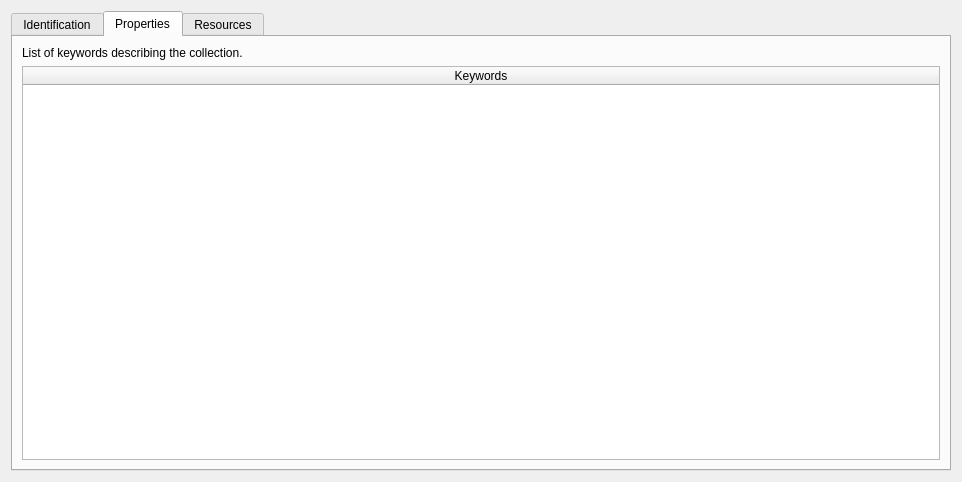
hotosm/qgis-templates-and-symbology-plugin, file src/qgis_templates_symbology/ui/template_dialog.ui: the form before one commit.
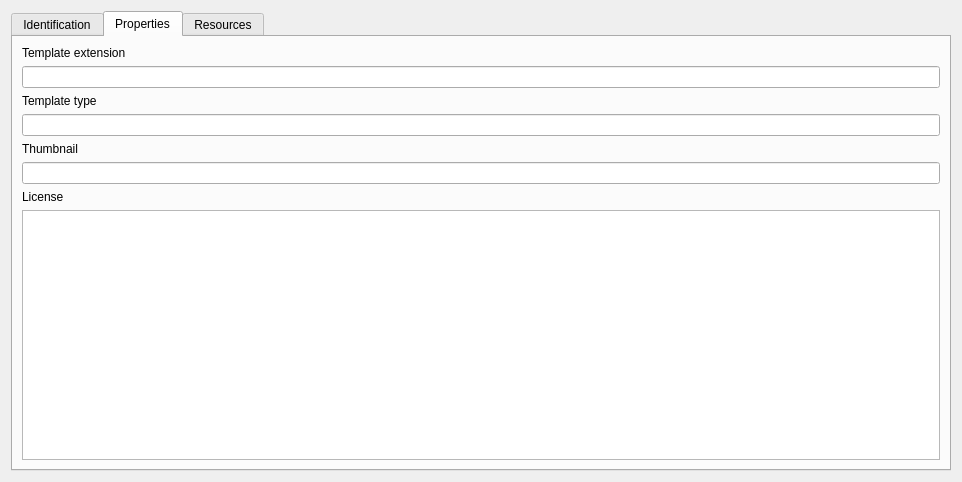
The form after the commit. The open tabs and pages were chosen to show the change. Icons and pictures are not drawn. Custom widgets are drawn as their Qt base class.

Commit message: fixes for loading template dialog, initializing profile details, relocation of the resources

Patch:
```diff
--- a/src/qgis_templates_symbology/ui/template_dialog.ui
+++ b/src/qgis_templates_symbology/ui/template_dialog.ui
@@ -50,23 +50,6 @@
              </property>
             </widget>
            </item>
-           <item row="0" column="0">
-            <widget class="QLabel" name="name_la">
-             <property name="toolTip">
-              <string>Identifier for the collection that is unique across the provider.</string>
-             </property>
-             <property name="text">
-              <string>name</string>
-             </property>
-            </widget>
-           </item>
-           <item row="2" column="1">
-            <widget class="QLineEdit" name="license_le">
-             <property name="readOnly">
-              <bool>true</bool>
-             </property>
-            </widget>
-           </item>
            <item row="0" column="1">
             <widget class="QLineEdit" name="name_le">
              <property name="toolTip">
@@ -97,29 +80,6 @@
              </property>
             </widget>
            </item>
-           <item row="2" column="0">
-            <widget class="QLabel" name="license_la">
-             <property name="text">
-              <string>License</string>
-             </property>
-            </widget>
-           </item>
-           <item row="1" column="1">
-            <widget class="QLineEdit" name="title_le">
-             <property name="sizePolicy">
-              <sizepolicy hsizetype="Expanding" vsizetype="Fixed">
-               <horstretch>0</horstretch>
-               <verstretch>0</verstretch>
-              </sizepolicy>
-             </property>
-             <property name="toolTip">
-              <string>A short descriptive one-line title for the collection.</string>
-             </property>
-             <property name="readOnly">
-              <bool>true</bool>
-             </property>
-            </widget>
-           </item>
           </layout>
          </item>
          <item row="0" column="0">
@@ -175,38 +135,96 @@
        <item>
         <widget class="QLabel" name="label_4">
          <property name="text">
-          <string>List of keywords describing the collection.</string>
+          <string>Template extension</string>
          </property>
-         <property name="wordWrap">
+        </widget>
+       </item>
+       <item>
+        <widget class="QLineEdit" name="extension_le">
+         <property name="toolTip">
+          <string>Identifier for the collection that is unique across the provider.</string>
+         </property>
+         <property name="readOnly">
           <bool>true</bool>
          </property>
         </widget>
        </item>
        <item>
-        <widget class="QTableWidget" name="keywords_table">
+        <widget class="QLabel" name="template_type_la">
          <property name="toolTip">
           <string>A set of descriptive keywords associated with the resource for a specified concept.</string>
          </property>
-         <property name="alternatingRowColors">
+         <property name="text">
+          <string>Template type</string>
+         </property>
+        </widget>
+       </item>
+       <item>
+        <widget class="QLineEdit" name="template_type_le">
+         <property name="sizePolicy">
+          <sizepolicy hsizetype="Expanding" vsizetype="Fixed">
+           <horstretch>0</horstretch>
+           <verstretch>0</verstretch>
+          </sizepolicy>
+         </property>
+         <property name="toolTip">
+          <string>A short descriptive one-line title for the collection.</string>
+         </property>
+         <property name="readOnly">
           <bool>true</bool>
          </property>
-         <property name="selectionMode">
-          <enum>QAbstractItemView::SingleSelection</enum>
+        </widget>
+       </item>
+       <item>
+        <widget class="QLabel" name="thumbnail_la">
+         <property name="toolTip">
+          <string>A short descriptive one-line title for the collection.</string>
          </property>
-         <property name="selectionBehavior">
-          <enum>QAbstractItemView::SelectRows</enum>
+         <property name="text">
+          <string>Thumbnail</string>
          </property>
-         <attribute name="horizontalHeaderStretchLastSection">
+        </widget>
+       </item>
+       <item>
+        <widget class="QLineEdit" name="thumbnail_le">
+         <property name="sizePolicy">
+          <sizepolicy hsizetype="Expanding" vsizetype="Fixed">
+           <horstretch>0</horstretch>
+           <verstretch>0</verstretch>
+          </sizepolicy>
+         </property>
+         <property name="toolTip">
+          <string>A short descriptive one-line title for the collection.</string>
+         </property>
+         <property name="readOnly">
           <bool>true</bool>
-         </attribute>
-         <column>
-          <property name="text">
-           <string>Keywords</string>
-          </property>
-          <property name="toolTip">
-           <string>List of keywords describing the Collection</string>
-          </property>
-         </column>
+         </property>
+        </widget>
+       </item>
+       <item>
+        <widget class="QLabel" name="license_la">
+         <property name="toolTip">
+          <string>Detailed multi-line description to fully explain the collection.</string>
+         </property>
+         <property name="text">
+          <string>License</string>
+         </property>
+        </widget>
+       </item>
+       <item>
+        <widget class="QTextEdit" name="license_le">
+         <property name="sizePolicy">
+          <sizepolicy hsizetype="Expanding" vsizetype="Expanding">
+           <horstretch>0</horstretch>
+           <verstretch>0</verstretch>
+          </sizepolicy>
+         </property>
+         <property name="toolTip">
+          <string>Detailed multi-line description to fully explain the collection.</string>
+         </property>
+         <property name="readOnly">
+          <bool>true</bool>
+         </property>
         </widget>
        </item>
       </layout>
```
Left out of the diff: 75 changed lines with no effect on the pictures. The commit also changes 115 other files.
